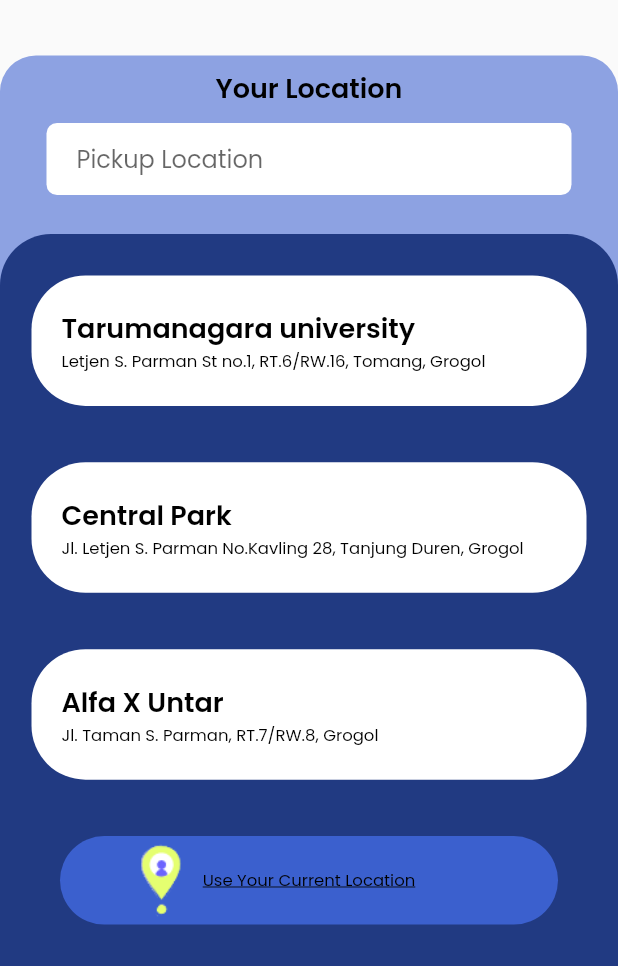
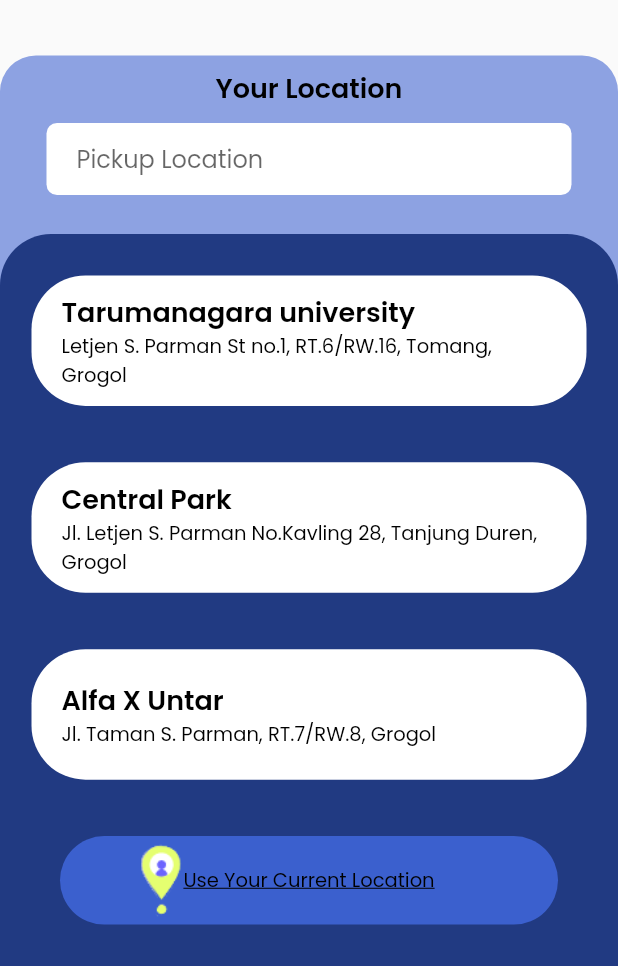
Before and after one commit to Ceee17/Online_Transportation, a Flutter app: the FlashTaxiPage screen opened directly with empty values, after a tap on "pickup location", on a phone screen of 412 x 824 dp, the part 270-1236 px from its top. Run offline on Flutter 3.47's test engine with Material 2 defaults, Android fonts, the phone set to English and light mode, and no system bars; our stand-ins replace carousel_slider, cloud_firestore, firebase_auth, firebase_core, firebase_database, flutter_svg and 3 more; missing offline and left inert: flutter_custom_dialog; accounts and stored records are empty.

Commit message:
merubah ukuran tulisan

```diff
--- a/lib/pages/flashpick_driverotw.dart
+++ b/lib/pages/flashpick_driverotw.dart
@@ -74,7 +74,7 @@
                         child: Text(
                           'Confirm',
                           style: TextStyle(
-                            fontSize: 20,
+                            fontSize: 22,
                             color: Colors.black,
                           ),
                         ),
--- a/lib/pages/flashtaxi.dart
+++ b/lib/pages/flashtaxi.dart
@@ -276,8 +276,8 @@
                                 'FlashTaxi (1-4 person)',
                                 style: TextStyle(
                                   color: Colors.black,
-                                  fontSize: 11,
-                                  fontWeight: FontWeight.w500,
+                                  fontSize: 13,
+                                  fontWeight: FontWeight.w400,
                                 ),
                               ),
                             ),
@@ -288,8 +288,8 @@
                                 'Estimated price Rp20,000 - Rp50,000',
                                 style: TextStyle(
                                   color: Colors.black,
-                                  fontSize: 11,
-                                  fontWeight: FontWeight.w500,
+                                  fontSize: 13,
+                                  fontWeight: FontWeight.w400,
                                 ),
                               ),
                             ),
--- a/lib/pages/flashtaxi_pickup.dart
+++ b/lib/pages/flashtaxi_pickup.dart
@@ -129,8 +129,7 @@
                               horizontal: 20,
                             ),
                             child: Column(
-                              mainAxisAlignment: MainAxisAlignment
-                                  .center,
+                              mainAxisAlignment: MainAxisAlignment.center,
                               crossAxisAlignment: CrossAxisAlignment.start,
                               children: [
                                 Text(
@@ -145,7 +144,7 @@
                                   'Letjen S. Parman St no.1, RT.6/RW.16, Tomang, Grogol',
                                   style: TextStyle(
                                     color: Colors.black,
-                                    fontSize: 11,
+                                    fontSize: 13,
                                     fontWeight: FontWeight.w400,
                                   ),
                                 ),
@@ -184,8 +183,7 @@
                               horizontal: 20,
                             ),
                             child: Column(
-                              mainAxisAlignment: MainAxisAlignment
-                                  .center,
+                              mainAxisAlignment: MainAxisAlignment.center,
                               crossAxisAlignment: CrossAxisAlignment.start,
                               children: [
                                 Text(
@@ -200,7 +198,7 @@
                                   'Jl. Letjen S. Parman No.Kavling 28, Tanjung Duren, Grogol',
                                   style: TextStyle(
                                     color: Colors.black,
-                                    fontSize: 11,
+                                    fontSize: 13,
                                     fontWeight: FontWeight.w400,
                                   ),
                                 ),
@@ -239,8 +237,7 @@
                               horizontal: 20,
                             ),
                             child: Column(
-                              mainAxisAlignment: MainAxisAlignment
-                                  .center,
+                              mainAxisAlignment: MainAxisAlignment.center,
                               crossAxisAlignment: CrossAxisAlignment.start,
                               children: [
                                 Text(
@@ -255,7 +252,7 @@
                                   'Jl. Taman S. Parman, RT.7/RW.8, Grogol',
                                   style: TextStyle(
                                     color: Colors.black,
-                                    fontSize: 11,
+                                    fontSize: 13,
                                     fontWeight: FontWeight.w400,
                                   ),
                                 ),
@@ -288,10 +285,8 @@
                         alignment: Alignment.center,
                         children: [
                           Positioned(
-                            top:
-                                -10,
-                            left:
-                                25,
+                            top: -10,
+                            left: 25,
                             child: Image.asset(
                               'lib/assets/images/location1.png',
                               width: 80,
@@ -302,10 +297,9 @@
                             'Use Your Current Location',
                             style: TextStyle(
                               color: Colors.black,
-                              fontSize: 11,
-                              fontWeight: FontWeight.w100,
-                              decoration:
-                                  TextDecoration.underline,
+                              fontSize: 13,
+                              fontWeight: FontWeight.w400,
+                              decoration: TextDecoration.underline,
                             ),
                           ),
                         ],
--- a/lib/pages/ride_confirmation.dart
+++ b/lib/pages/ride_confirmation.dart
@@ -134,6 +134,8 @@
               child: Text(
                 'Confirm',
                 style: TextStyle(
+                  fontSize: 22,
+                  fontWeight: FontWeight.w600,
                     color: Color(0xff828282)),
               ),
             ),
--- a/lib/pages/searchingdriver.dart
+++ b/lib/pages/searchingdriver.dart
@@ -100,7 +100,8 @@
                         child: Text(
                           'Cancel',
                           style: TextStyle(
-                            fontSize: 20,
+                            fontSize: 22,
+                            fontWeight: FontWeight.w600,
                             color: Colors.black,
                           ),
                         ),
```
Also changed, not shown: lib/pages/flashride_itemspage.dart (+16 -31 lines), lib/pages/flashride_pickup.dart (+4 -4 lines), lib/pages/flashride_pickupitem.dart (+4 -4 lines), lib/pages/flashridedestination.dart (+8 -8 lines), lib/pages/flashridedestinationitem.dart (+8 -8 lines), lib/pages/flashtaxi_destination.dart (+8 -8 lines).
